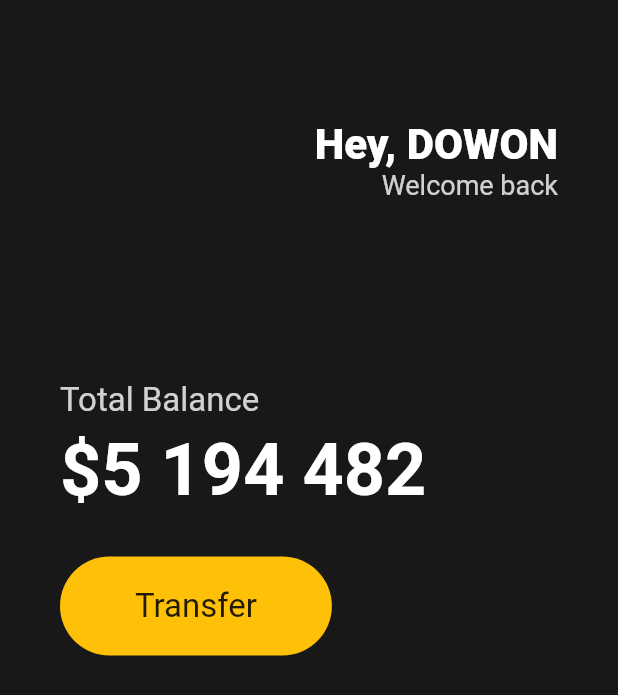
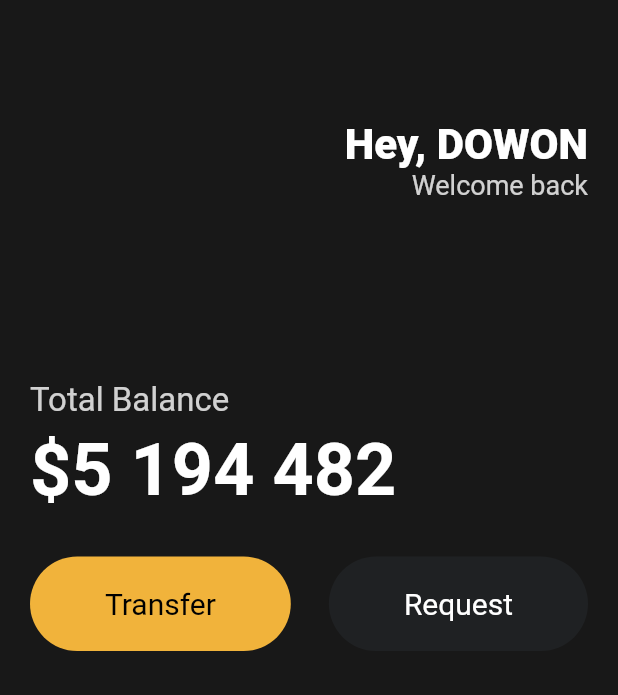
Before and after one commit to 2dowon/NomadCoders_Flutter, a Flutter app: the screen it shows after launch, on a phone screen of 412 x 824 dp. Shown: the top 695 px of the screen. Run offline on Flutter 3.47's test engine with Material 2 defaults, Android fonts, the phone set to English and light mode, and no system bars.

Commit message:
feat: Reusable Widgets (button)

```diff
--- a/lib/main.dart
+++ b/lib/main.dart
@@ -1,7 +1,8 @@
 import 'package:flutter/material.dart';
+import 'package:toonflix/widgets/button.dart';
 
 void main() {
-  runApp(App());
+  runApp(const App());
 }
 
 class App extends StatelessWidget {
@@ -14,7 +15,7 @@ class App extends StatelessWidget {
         backgroundColor: const Color(0xFF181818),
         body: Padding(
           padding: const EdgeInsets.symmetric(
-              horizontal: 40,
+            horizontal: 20,
           ),
           child: Column(
             crossAxisAlignment: CrossAxisAlignment.start,
@@ -72,30 +73,24 @@ class App extends StatelessWidget {
                 height: 30,
               ),
               Row(
-                  children: [
-                    Container(
-                      decoration: BoxDecoration(
-                        color: Colors.amber,
-                        borderRadius: BorderRadius.circular(45),
+                mainAxisAlignment: MainAxisAlignment.spaceBetween,
+                children: const [
+                  Button(
+                    text: "Transfer",
+                    bgColor: Color(0xfff1b33b),
+                    textColor: Colors.black,
                   ),
-                      child: const Padding(
-                        padding: EdgeInsets.symmetric(
-                          vertical: 20,
-                          horizontal: 50,
+                  Button(
+                    text: "Request",
+                    bgColor: Color(0xFF1F2123),
+                    textColor: Colors.white,
                   ),
-                        child: Text(
-                          "Transfer",
-                          style: TextStyle(
-                            fontSize: 22,
-                          ),
-                        ),
-                      ),
-                    )
                 ],
               )
             ],
           ),
-          )),
+        ),
+      ),
     );
   }
 }
--- /dev/null
+++ b/lib/widgets/button.dart
@@ -0,0 +1,37 @@
+import 'package:flutter/material.dart';
+
+class Button extends StatelessWidget {
+  final String text;
+  final Color bgColor;
+  final Color textColor;
+
+  const Button({
+    super.key,
+    required this.text,
+    required this.bgColor,
+    required this.textColor,
+  });
+
+  @override
+  Widget build(BuildContext context) {
+    return Container(
+      decoration: BoxDecoration(
+        color: bgColor,
+        borderRadius: BorderRadius.circular(45),
+      ),
+      child: Padding(
+        padding: const EdgeInsets.symmetric(
+          vertical: 20,
+          horizontal: 50,
+        ),
+        child: Text(
+          text,
+          style: TextStyle(
+            color: textColor,
+            fontSize: 20,
+          ),
+        ),
+      ),
+    );
+  }
+}
```
Lines whose indentation alone changed are shown as unchanged.
